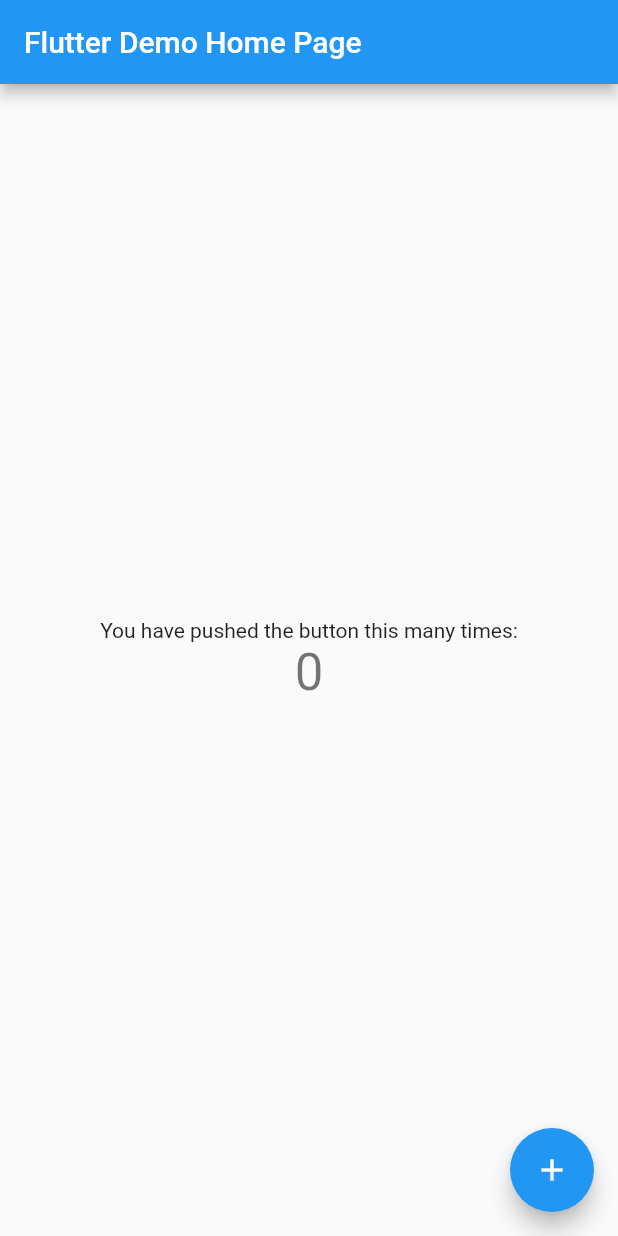
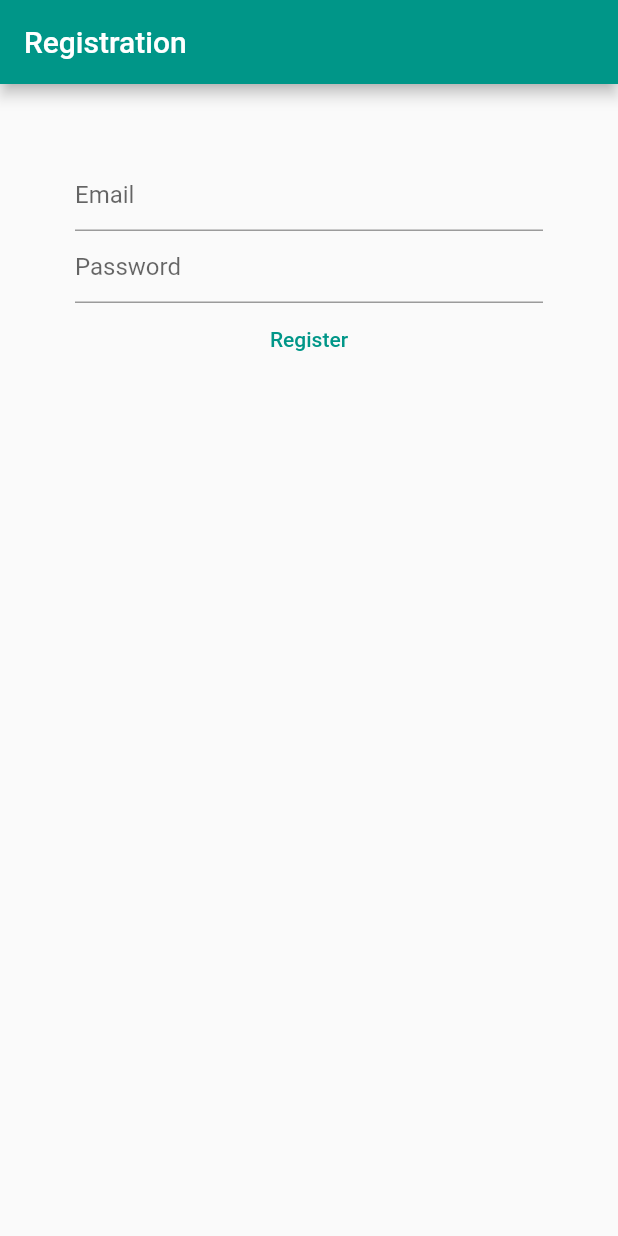
Before and after one commit to Tevin-J/mynotes, a Flutter app: the screen it shows after launch, on a phone screen of 412 x 824 dp. Run offline on Flutter 3.47's test engine with Material 2 defaults, Android fonts, the phone set to English and light mode, and no system bars; our stand-ins replace firebase_core; accounts and stored records are empty.

Commit message:
add text home page text fields

```diff
--- a/lib/main.dart
+++ b/lib/main.dart
@@ -1,5 +1,4 @@
 import 'package:flutter/material.dart';
-
 void main() {
   runApp(const MyApp());
 }
@@ -7,109 +6,73 @@ void main() {
 class MyApp extends StatelessWidget {
   const MyApp({super.key});
 
-  // This widget is the root of your application.
   @override
   Widget build(BuildContext context) {
     return MaterialApp(
-      title: 'Flutter Demo',
-      theme: ThemeData(
-        // This is the theme of your application.
-        //
-        // Try running your application with "flutter run". You'll see the
-        // application has a blue toolbar. Then, without quitting the app, try
-        // changing the primarySwatch below to Colors.green and then invoke
-        // "hot reload" (press "r" in the console where you ran "flutter run",
-        // or simply save your changes to "hot reload" in a Flutter IDE).
-        // Notice that the counter didn't reset back to zero; the application
-        // is not restarted.
-        primarySwatch: Colors.blue,
-      ),
-      home: const MyHomePage(title: 'Flutter Demo Home Page'),
+      theme: ThemeData(primarySwatch: Colors.teal),
+      home: const HomePage(),
     );
   }
 }
 
-class MyHomePage extends StatefulWidget {
-  const MyHomePage({super.key, required this.title});
-
-  // This widget is the home page of your application. It is stateful, meaning
-  // that it has a State object (defined below) that contains fields that affect
-  // how it looks.
-
-  // This class is the configuration for the state. It holds the values (in this
-  // case the title) provided by the parent (in this case the App widget) and
-  // used by the build method of the State. Fields in a Widget subclass are
-  // always marked "final".
-
-  final String title;
+class HomePage extends StatefulWidget {
+  const HomePage({Key? key}) : super(key: key);
 
   @override
-  State<MyHomePage> createState() => _MyHomePageState();
+  State<HomePage> createState() => _HomePageState();
 }
 
-class _MyHomePageState extends State<MyHomePage> {
-  int _counter = 0;
+class _HomePageState extends State<HomePage> {
+  late final TextEditingController _email;
+  late final TextEditingController _password;
 
-  void _incrementCounter() {
-    setState(() {
-      // This call to setState tells the Flutter framework that something has
-      // changed in this State, which causes it to rerun the build method below
-      // so that the display can reflect the updated values. If we changed
-      // _counter without calling setState(), then the build method would not be
-      // called again, and so nothing would appear to happen.
-      _counter++;
-    });
+  @override
+  void initState() {
+    _email = TextEditingController();
+    _password = TextEditingController();
+    super.initState();
+  }
+
+  @override
+  void dispose() {
+    _email.dispose();
+    _password.dispose();
+    super.dispose();
   }
 
   @override
   Widget build(BuildContext context) {
-    // This method is rerun every time setState is called, for instance as done
-    // by the _incrementCounter method above.
-    //
-    // The Flutter framework has been optimized to make rerunning build methods
-    // fast, so that you can just rebuild anything that needs updating rather
-    // than having to individually change instances of widgets.
     return Scaffold(
       appBar: AppBar(
-        // Here we take the value from the MyHomePage object that was created by
-        // the App.build method, and use it to set our appbar title.
-        title: Text(widget.title),
+        title: const Text("Registration"),
       ),
-      body: Center(
-        // Center is a layout widget. It takes a single child and positions it
-        // in the middle of the parent.
+      body: Padding(
+        padding: const EdgeInsets.all(50),
         child: Column(
-          // Column is also a layout widget. It takes a list of children and
-          // arranges them vertically. By default, it sizes itself to fit its
-          // children horizontally, and tries to be as tall as its parent.
-          //
-          // Invoke "debug painting" (press "p" in the console, choose the
-          // "Toggle Debug Paint" action from the Flutter Inspector in Android
-          // Studio, or the "Toggle Debug Paint" command in Visual Studio Code)
-          // to see the wireframe for each widget.
-          //
-          // Column has various properties to control how it sizes itself and
-          // how it positions its children. Here we use mainAxisAlignment to
-          // center the children vertically; the main axis here is the vertical
-          // axis because Columns are vertical (the cross axis would be
-          // horizontal).
-          mainAxisAlignment: MainAxisAlignment.center,
-          children: <Widget>[
-            const Text(
-              'You have pushed the button this many times:',
+          children: [
+            TextField(
+              decoration: const InputDecoration(
+                  hintText: 'Email'
+              ),
+              controller: _email,
             ),
-            Text(
-              '$_counter',
-              style: Theme.of(context).textTheme.headlineMedium,
+            TextField(
+              obscureText: true,
+              enableSuggestions: false,
+              autocorrect: false,
+              decoration: const InputDecoration(
+                  hintText: 'Password'
+              ),
+              controller: _password,
             ),
+            TextButton(
+              onPressed: () async {
+              },
+              child: const Text('Register'),
+            )
           ],
         ),
-      ),
-      floatingActionButton: FloatingActionButton(
-        onPressed: _incrementCounter,
-        tooltip: 'Increment',
-        child: const Icon(Icons.add),
-      ), // This trailing comma makes auto-formatting nicer for build methods.
+      )
     );
   }
 }
```
